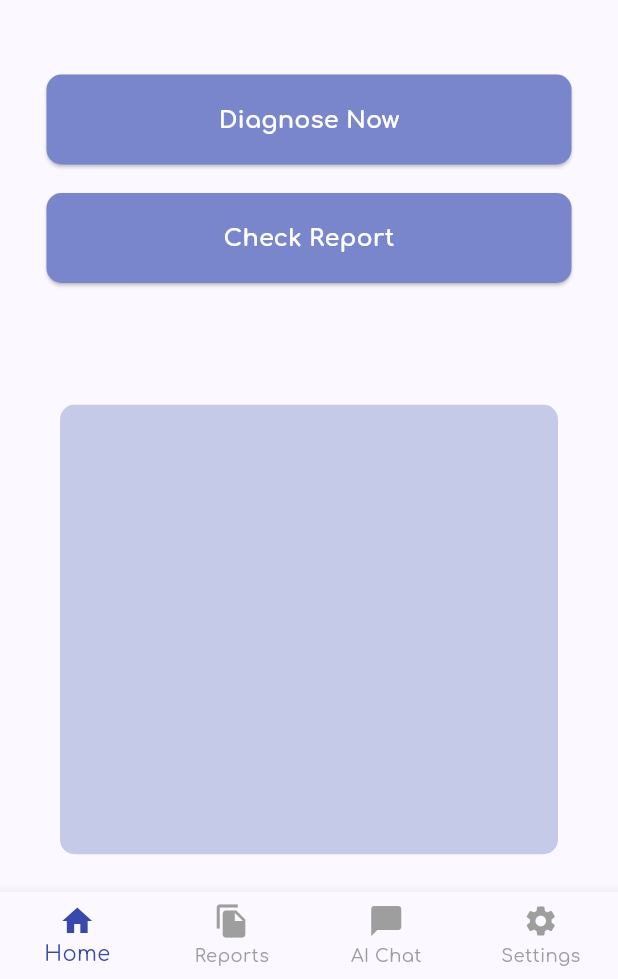
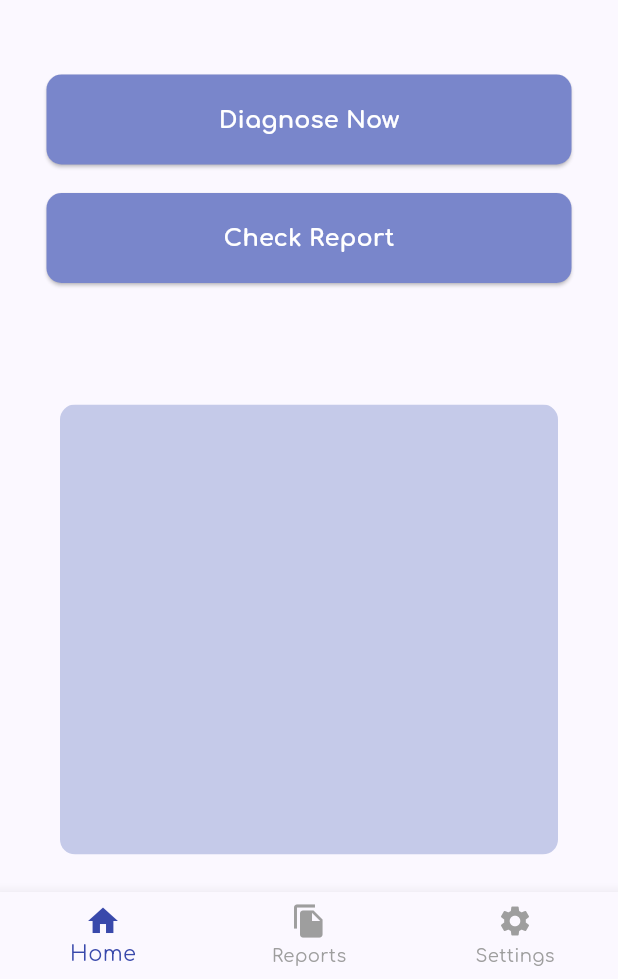
Before and after one commit to Chuqiao-Peng/Eureka, a Flutter app: the screen it shows once a user with an empty profile is signed in, on a phone screen of 412 x 824 dp, the part 257-1236 px from its top. Run offline on Flutter 3.47's test engine with Material 3 defaults, Android fonts, the phone set to English and light mode, and no system bars; drawn by our look-alikes of carousel_slider; our stand-ins replace cloud_firestore, firebase_auth, firebase_core, fl_chart, google_fonts; accounts and stored records are empty; network calls fail.

Commit message:
clean up

```diff
--- a/lib/navigationpage.dart
+++ b/lib/navigationpage.dart
@@ -18,7 +18,7 @@ class _NavigationPageState extends State<NavigationPage> {
   static final List<Widget> pages = <Widget>[
     const HomePage(),
     const WeeklyReportPage(),
-    const AIChatPage(),
+    // const AIChatPage(),
     const SettingsPage(),
   ];
 
@@ -87,10 +87,10 @@ class _NavigationPageState extends State<NavigationPage> {
             icon: Icon(Icons.file_copy),
             label: "Reports",
           ),
-          BottomNavigationBarItem(
-            icon: Icon(Icons.chat_bubble),
-            label: "AI Chat",
-          ),
+          // BottomNavigationBarItem(
+          //   icon: Icon(Icons.chat_bubble),
+          //   label: "AI Chat",
+          // ),
           BottomNavigationBarItem(
             icon: Icon(Icons.settings),
             label: "Settings",
--- a/lib/reportpage.dart
+++ b/lib/reportpage.dart
@@ -208,13 +208,13 @@ class _ReportPageState extends State<ReportPage> {
                   crossAxisAlignment: CrossAxisAlignment.start,
                   children: <Widget>[
                     Text("Your Heart Rate: " +
-                        (report["heart_rate"]).toString() +
+                        (report["heart_rate"]).toStringAsFixed(2) +
                         " milliseconds"),
                     Text("Your Average P Wave: " +
-                        (25 * report["avg_p_wave"]).toString() +
+                        (25 * report["avg_p_wave"]).toStringAsFixed(2) +
                         " milliseconds"),
                     Text("Your Average Corrected QT Interval: " +
-                        (25 * report["avg_qtc_interval"]).toString() +
+                        (25 * report["avg_qtc_interval"]).toStringAsFixed(2) +
                         " milliseconds"),
                     SizedBox(height: 20),
                     // Text("Demographic paragraph")
--- a/lib/settingspage.dart
+++ b/lib/settingspage.dart
@@ -12,7 +12,6 @@ class _SettingsPageState extends State<SettingsPage> {
   @override
   void initState() {
     super.initState();
-    print("Entered SettingsPage");
   }
 
   void navigateToProfilePage() {
```
